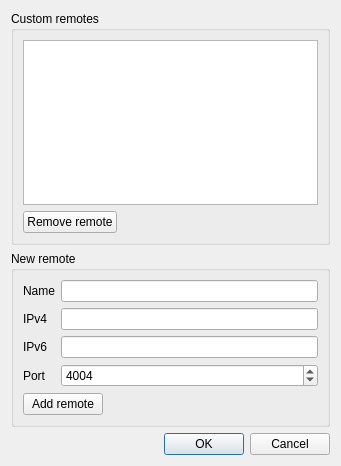
Before: the Qt Designer form player/NymphCastPlayer/custom_remotes.ui in MayaPosch/NymphCast, drawn with Qt 5.
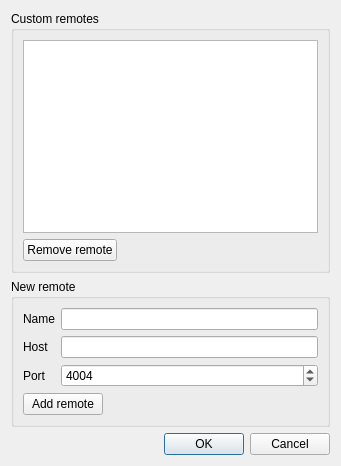
After: the same form once the commit is applied.

Commit message: Change custom remotes to single host name. Use custom ports.

Diff of the .ui file:
```diff
--- a/player/NymphCastPlayer/custom_remotes.ui
+++ b/player/NymphCastPlayer/custom_remotes.ui
@@ -75,31 +75,21 @@
         <item row="1" column="0">
          <widget class="QLabel" name="label_2">
           <property name="text">
-           <string>IPv4</string>
+           <string>Host</string>
           </property>
          </widget>
         </item>
         <item row="1" column="1">
-         <widget class="QLineEdit" name="remoteIPv4Edit"/>
+         <widget class="QLineEdit" name="remoteHostEdit"/>
         </item>
         <item row="2" column="0">
-         <widget class="QLabel" name="label_3">
-          <property name="text">
-           <string>IPv6</string>
-          </property>
-         </widget>
-        </item>
-        <item row="2" column="1">
-         <widget class="QLineEdit" name="remoteIPv6Edit"/>
-        </item>
-        <item row="3" column="0">
          <widget class="QLabel" name="label_4">
           <property name="text">
            <string>Port</string>
           </property>
          </widget>
         </item>
-        <item row="3" column="1">
+        <item row="2" column="1">
          <widget class="QSpinBox" name="portSpinBox">
           <property name="maximum">
            <number>99999</number>
```
The commit also changes 2 other files.
